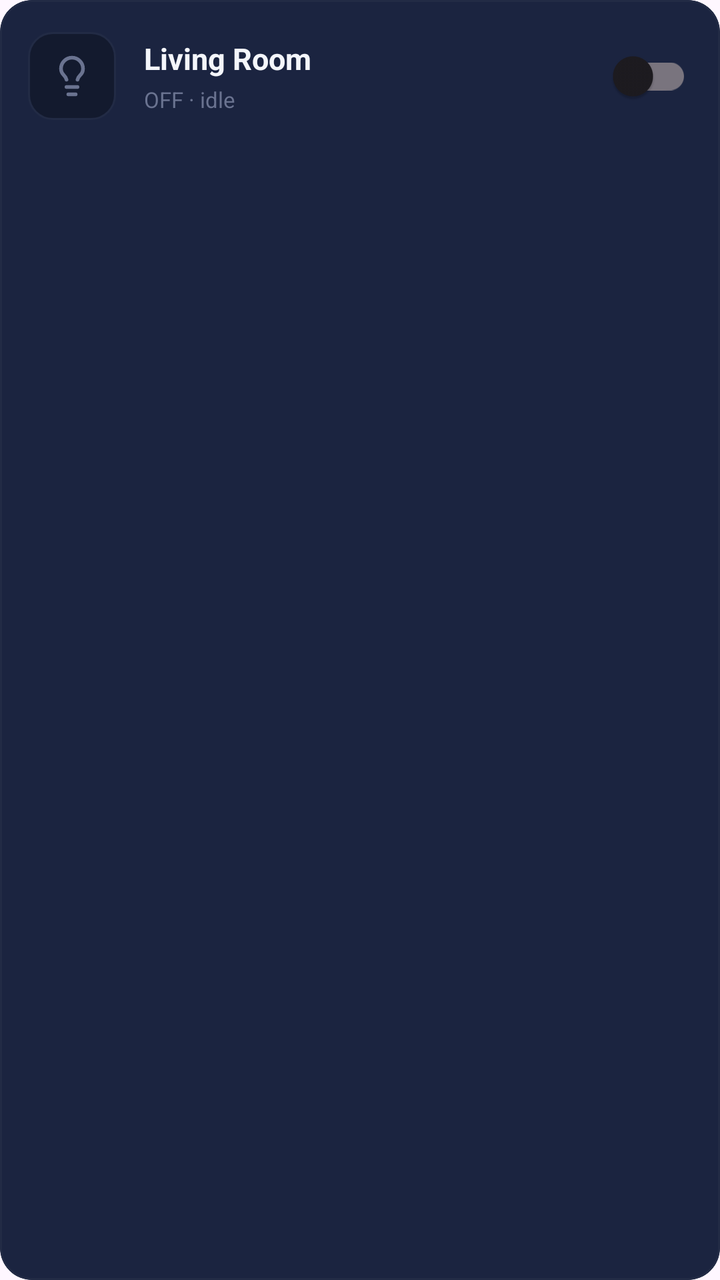
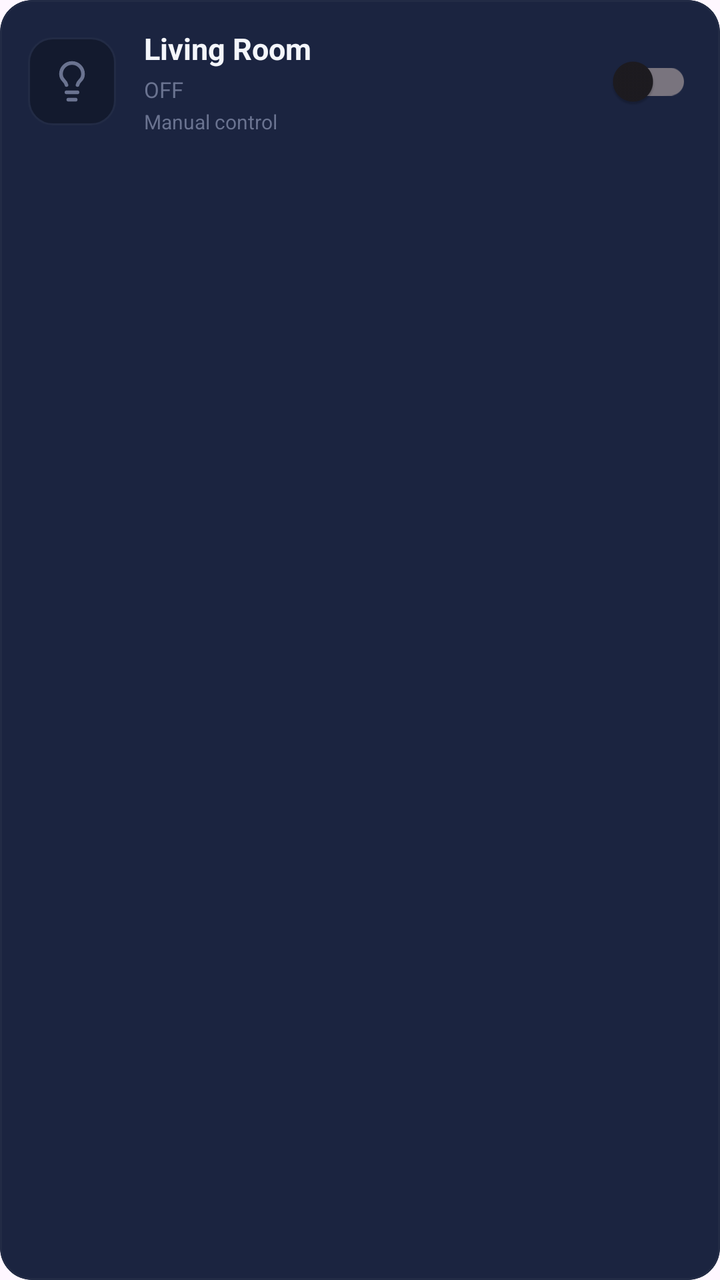

Compare the two renders of this Android layout. The source of the first and the diff that turns it into the second are given below.
<!-- AndroidManifest.xml: application theme Theme.LUMEN -->
<!-- res/layout/item_light.xml -->
<?xml version="1.0" encoding="utf-8"?>
<com.google.android.material.card.MaterialCardView
    xmlns:android="http://schemas.android.com/apk/res/android"
    xmlns:app="http://schemas.android.com/apk/res-auto"

    android:id="@+id/lightCard"

    android:layout_width="match_parent"
    android:layout_height="wrap_content"

    android:layout_marginBottom="12dp"

    app:cardBackgroundColor="@color/night_3"
    app:cardCornerRadius="16dp"
    app:strokeColor="@color/border"
    app:strokeWidth="1dp">

    <LinearLayout

        android:layout_width="match_parent"
        android:layout_height="wrap_content"

        android:orientation="horizontal"
        android:gravity="center_vertical"

        android:padding="14dp">

        

        <FrameLayout
            android:id="@+id/lightIconContainer"

            android:layout_width="44dp"
            android:layout_height="44dp"

            android:background="@drawable/bg_light_icon">

            <ImageView
                android:id="@+id/lightIcon"

                android:layout_width="22dp"
                android:layout_height="22dp"

                android:layout_gravity="center"

                android:src="@drawable/ic_light"

                android:contentDescription="Light" />

        </FrameLayout>


        

        <LinearLayout

            android:layout_width="0dp"
            android:layout_height="wrap_content"

            android:layout_weight="1"

            android:orientation="vertical"

            android:layout_marginStart="14dp"
            android:layout_marginEnd="8dp">

            <TextView
                android:id="@+id/txtRoomName"

                android:layout_width="wrap_content"
                android:layout_height="wrap_content"

                android:text="Living Room"

                android:textColor="@color/white"
                android:textSize="15sp"
                android:textStyle="bold"

                android:maxLines="1"
                android:ellipsize="end" />


            <TextView
                android:id="@+id/txtLightStatus"

                android:layout_width="wrap_content"
                android:layout_height="wrap_content"

                android:text="OFF · idle"

                android:textColor="@color/gray_text"
                android:textSize="11sp"

                android:maxLines="1"
                android:ellipsize="end"

                android:layout_marginTop="3dp" />

        </LinearLayout>


        

        <com.google.android.material.switchmaterial.SwitchMaterial

            android:id="@+id/lightSwitch"

            android:layout_width="wrap_content"
            android:layout_height="wrap_content"

            android:checked="false"

            android:minWidth="48dp"
            android:minHeight="48dp"

            android:contentDescription="Control light" />

    </LinearLayout>

</com.google.android.material.card.MaterialCardView>
<!-- resources referenced by this layout -->
<resources>
  <color name="border">#222B45</color>
  <color name="gray_text">#6A7390</color>
  <color name="night_3">#1B2440</color>
  <color name="white">#F4F6FB</color>
  <!-- drawable bg_light_icon (drawable) -->
  <?xml version="1.0" encoding="utf-8"?>
  <selector xmlns:android="http://schemas.android.com/apk/res/android">
  
      <item android:state_selected="true">
  
          <shape>
  
              <solid android:color="#302A20" />
  
              <corners android:radius="12dp" />
  
              <stroke
                  android:width="1dp"
                  android:color="@color/amber" />
  
          </shape>
  
      </item>
  
  
      <item>
  
          <shape>
  
              <solid android:color="@color/night_2" />
  
              <corners android:radius="12dp" />
  
              <stroke
                  android:width="1dp"
                  android:color="@color/border" />
  
          </shape>
  
      </item>
  
  </selector>
  <!-- drawable ic_light (drawable) -->
  <vector xmlns:android="http://schemas.android.com/apk/res/android"
      android:width="24dp"
      android:height="24dp"
      android:viewportWidth="24"
      android:viewportHeight="24">
    <path
        android:pathData="M15,14c0.2,-1 0.7,-1.7 1.5,-2.5 1,-0.9 1.5,-2.2 1.5,-3.5A6,6 0,0 0,6 8c0,1 0.2,2.2 1.5,3.5 0.7,0.7 1.3,1.5 1.5,2.5"
        android:strokeLineJoin="round"
        android:strokeWidth="2"
        android:fillColor="#00000000"
        android:strokeColor="@color/gray_text"
        android:strokeLineCap="round"/>
    <path
        android:pathData="M9,18h6"
        android:strokeLineJoin="round"
        android:strokeWidth="2"
        android:fillColor="#00000000"
        android:strokeColor="@color/gray_text"
        android:strokeLineCap="round"/>
    <path
        android:pathData="M10,22h4"
        android:strokeLineJoin="round"
        android:strokeWidth="2"
        android:fillColor="#00000000"
        android:strokeColor="@color/gray_text"
        android:strokeLineCap="round"/>
  </vector>
  <style name="Theme.LUMEN" parent="Base.Theme.LUMEN" />
  <color name="amber">#F5A947</color>
  <color name="night_2">#131A2E</color>
  <style name="Base.Theme.LUMEN" parent="Theme.Material3.DayNight.NoActionBar">
          
          
      </style>
</resources>

<!-- the commit's change to res/layout/item_light.xml (unified diff, before → after) -->
@@ -7,7 +7,6 @@
 
     android:layout_width="match_parent"
     android:layout_height="wrap_content"
-
     android:layout_marginBottom="12dp"
 
     app:cardBackgroundColor="@color/night_3"
@@ -16,103 +15,71 @@
     app:strokeWidth="1dp">
 
     <LinearLayout
-
         android:layout_width="match_parent"
         android:layout_height="wrap_content"
-
         android:orientation="horizontal"
         android:gravity="center_vertical"
-
         android:padding="14dp">
-
-        
 
         <FrameLayout
             android:id="@+id/lightIconContainer"
-
             android:layout_width="44dp"
             android:layout_height="44dp"
-
             android:background="@drawable/bg_light_icon">
 
             <ImageView
                 android:id="@+id/lightIcon"
-
                 android:layout_width="22dp"
                 android:layout_height="22dp"
-
                 android:layout_gravity="center"
-
                 android:src="@drawable/ic_light"
-
                 android:contentDescription="Light" />
 
         </FrameLayout>
 
-
-        
-
         <LinearLayout
-
             android:layout_width="0dp"
             android:layout_height="wrap_content"
-
             android:layout_weight="1"
-
             android:orientation="vertical"
-
             android:layout_marginStart="14dp"
             android:layout_marginEnd="8dp">
 
             <TextView
                 android:id="@+id/txtRoomName"
-
                 android:layout_width="wrap_content"
                 android:layout_height="wrap_content"
-
                 android:text="Living Room"
-
                 android:textColor="@color/white"
                 android:textSize="15sp"
-                android:textStyle="bold"
-
-                android:maxLines="1"
-                android:ellipsize="end" />
-
+                android:textStyle="bold" />
 
             <TextView
                 android:id="@+id/txtLightStatus"
-
                 android:layout_width="wrap_content"
                 android:layout_height="wrap_content"
+                android:layout_marginTop="3dp"
+                android:text="OFF"
+                android:textColor="@color/gray_text"
+                android:textSize="11sp" />
 
-                android:text="OFF · idle"
-
+            <TextView
+                android:id="@+id/txtLightControlInfo"
+                android:layout_width="wrap_content"
+                android:layout_height="wrap_content"
+                android:layout_marginTop="2dp"
+                android:text="Manual control"
                 android:textColor="@color/gray_text"
-                android:textSize="11sp"
-
-                android:maxLines="1"
-                android:ellipsize="end"
-
-                android:layout_marginTop="3dp" />
+                android:textSize="10sp" />
 
         </LinearLayout>
 
-
-        
-
         <com.google.android.material.switchmaterial.SwitchMaterial
-
             android:id="@+id/lightSwitch"
-
             android:layout_width="wrap_content"
             android:layout_height="wrap_content"
-
-            android:checked="false"
-
             android:minWidth="48dp"
             android:minHeight="48dp"
-
             android:contentDescription="Control light" />
 
     </LinearLayout>
